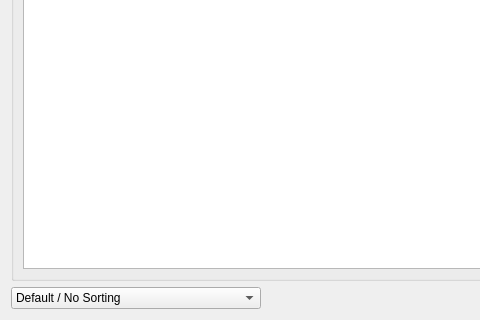
First picture: the form in qt_IMDb/qt_IMDb/displayform.ui, repository treetoon/IMDb-Comparator, before the edit; both pictures show x 0 to 480 and y 314 to 634 of the 1221 by 634 pixel window.
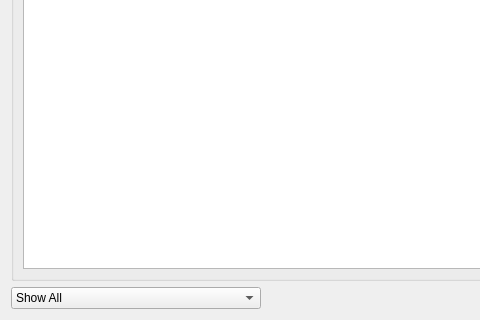
Second picture: the form after the edit. Icons and pictures are not drawn.

Commit message: Reached Alpha state version 0.5.0; The Show List button only activates when the user has entered the two files required for comparisons; You can now sort each column by ascending/descending order by clicking on them

```diff
--- a/qt_IMDb/qt_IMDb/displayform.ui
+++ b/qt_IMDb/qt_IMDb/displayform.ui
@@ -132,7 +132,7 @@
      </property>
      <item>
       <property name="text">
-       <string>Default / No Sorting</string>
+       <string>Show All</string>
       </property>
      </item>
      <item>
```
Left out of the diff: 5 changed lines with no effect on the pictures. The commit also changes 8 other files.
